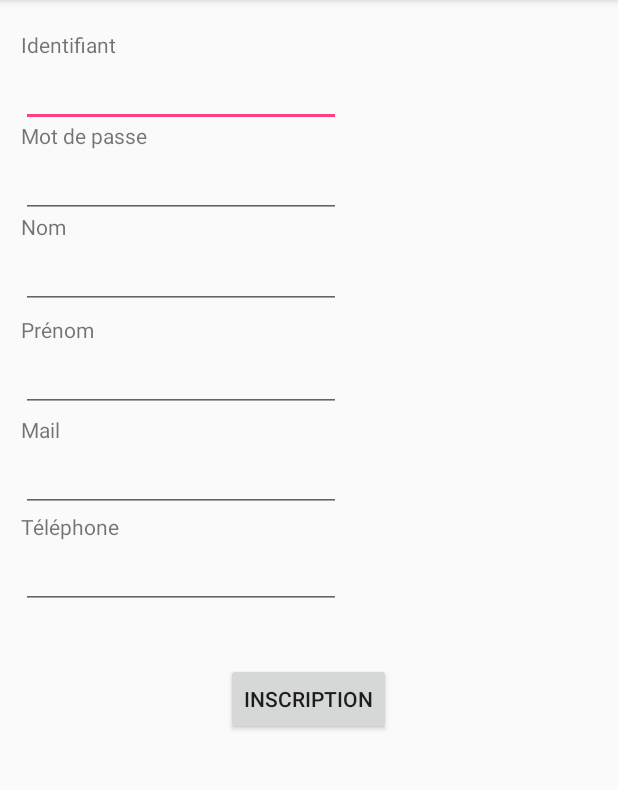
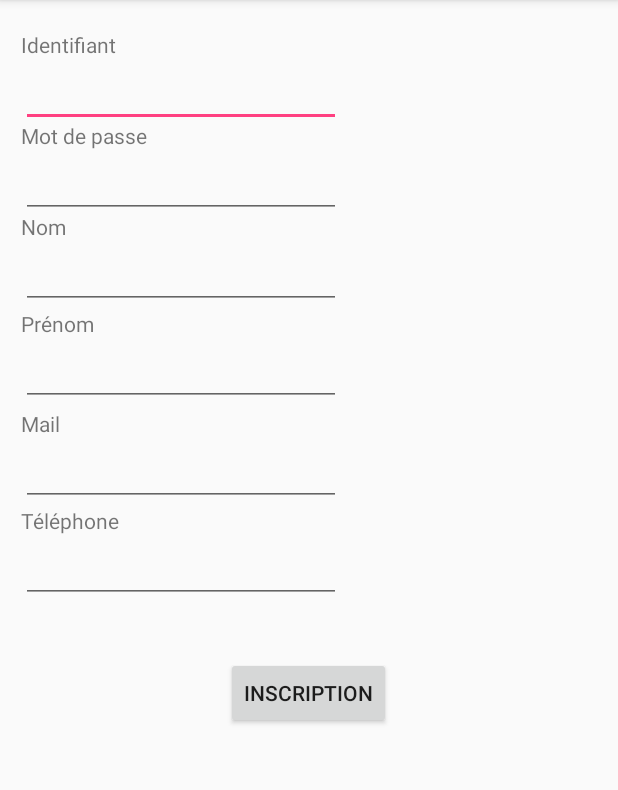
Before and after one commit to DamienJacques900/AndroidMKTIG, an Android app: the RegistrationClientActivity screen opened directly, with no data from a screen before it, on a phone screen of 412 x 824 dp, the part 84-874 px from its top. Run offline under Robolectric (Android 15) with nearby library versions, the phone set to English and light mode, and no system bars.

```diff
--- a/app/src/main/java/com/damienjacques/cafesuspendu/OptionClientActivity.java
+++ b/app/src/main/java/com/damienjacques/cafesuspendu/OptionClientActivity.java
@@ -6,10 +6,15 @@ import android.support.v7.app.AppCompatActivity;
 import android.view.Menu;
 import android.view.MenuItem;
 import android.view.View;
-import android.widget.Button;
+import android.widget.*;
 
 public class OptionClientActivity extends AppCompatActivity
 {
+    private TextView mailTextView;
+    private TextView phoneTextView;
+    private TextView passwordTextView;
+    private TextView confirmationPasswordTextView;
+
     private Button clickModify;
 
     @Override
@@ -17,6 +22,11 @@ public class OptionClientActivity extends AppCompatActivity
     {
         super.onCreate(savedInstanceState);
         setContentView(R.layout.activity_optionclient);
+
+        mailTextView = (TextView) findViewById(R.id.mailOptionClient);
+        phoneTextView = (TextView) findViewById(R.id.phoneOptionClient);
+        passwordTextView = (TextView) findViewById(R.id.passwordOptionClient);
+        confirmationPasswordTextView = (TextView) findViewById(R.id.confirmationPasswordOptionClient);
 
         clickModify = (Button) findViewById(R.id.buttonModifyClientOption);
 
--- a/app/src/main/java/com/damienjacques/cafesuspendu/RegistrationClientActivity.java
+++ b/app/src/main/java/com/damienjacques/cafesuspendu/RegistrationClientActivity.java
@@ -4,17 +4,31 @@ import android.content.Intent;
 import android.os.Bundle;
 import android.support.v7.app.AppCompatActivity;
 import android.view.View;
-import android.widget.Button;
+import android.widget.*;
 
 
 public class RegistrationClientActivity extends AppCompatActivity
 {
     private Button clickRegistration;
+    private TextView userNameTextView;
+    private TextView passwordTextView;
+    private TextView nameTextView;
+    private TextView firstNameTextView;
+    private TextView mailTextView;
+    private TextView phoneTextView;
+
     @Override
     protected void onCreate(Bundle savedInstanceState)
     {
         super.onCreate(savedInstanceState);
         setContentView(R.layout.activity_registrationclient);
+
+        userNameTextView = (TextView) findViewById(R.id.userNameRegistrationClient);
+        passwordTextView = (TextView) findViewById(R.id.passwordRegistrationClient);
+        nameTextView = (TextView) findViewById(R.id.nameRegistrationClient);
+        firstNameTextView = (TextView) findViewById(R.id.firstNameRegistrationClient);
+        mailTextView = (TextView) findViewById(R.id.mailRegistrationClient);
+        phoneTextView = (TextView) findViewById(R.id.phoneRegistrationClient) ;
 
         clickRegistration = (Button) findViewById(R.id.buttonRegistrationClient);
 
--- a/app/src/main/res/layout/activity_registrationclient.xml
+++ b/app/src/main/res/layout/activity_registrationclient.xml
@@ -39,16 +39,6 @@
             android:layout_alignStart="@+id/textView22"
             android:layout_marginTop="47dp"
             android:id="@+id/textView25" />
-
-        <TextView
-            android:text="@string/firstName"
-            android:layout_width="wrap_content"
-            android:layout_height="wrap_content"
-            android:layout_marginTop="49dp"
-            android:id="@+id/textView24"
-            android:layout_below="@+id/textView23"
-            android:layout_alignLeft="@+id/textView25"
-            android:layout_alignStart="@+id/textView25" />
 
         <TextView
             android:text="@string/name"
@@ -133,9 +123,18 @@
             android:layout_height="wrap_content"
             android:inputType="textPersonName"
             android:ems="10"
-            android:id="@+id/firstnameRegistrationClient"
+            android:id="@+id/firstNameRegistrationClient"
             android:layout_below="@+id/textView24"
             android:layout_alignLeft="@+id/textView24"
             android:layout_alignStart="@+id/textView24" />
+
+        <TextView
+            android:text="@string/firstName"
+            android:layout_width="wrap_content"
+            android:layout_height="wrap_content"
+            android:id="@+id/textView24"
+            android:layout_below="@+id/nameRegistrationClient"
+            android:layout_alignLeft="@+id/nameRegistrationClient"
+            android:layout_alignStart="@+id/nameRegistrationClient" />
     </RelativeLayout>
 </LinearLayout>
```
